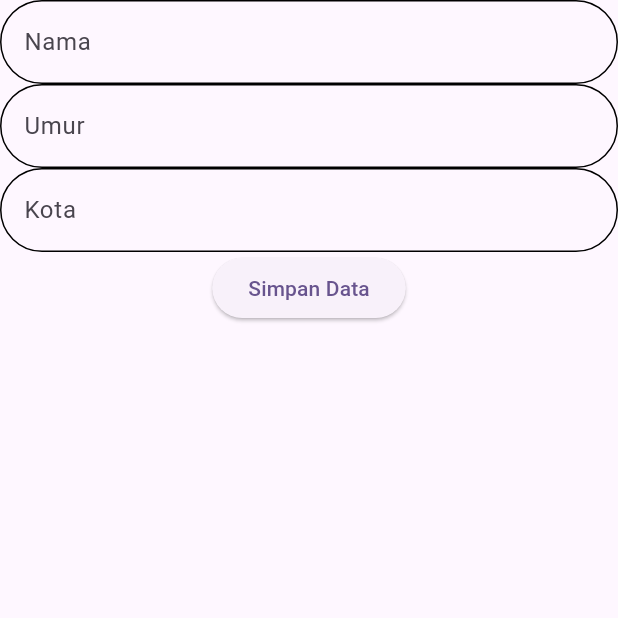
After one commit to mutiaraara7926/tugas_flutter, a Flutter app: the DataKomunitas screen opened directly, on a phone screen of 412 x 824 dp, the top half of it. The commit adds this screen. Run offline on Flutter 3.47's test engine with Material 3 defaults, Android fonts, the phone set to English and light mode, and no system bars; our stand-ins replace lottie, sqflite; accounts and stored records are empty.

Commit message:
tugas11_LocalStorage

```diff
--- /dev/null
+++ b/lib/Tugas11_flutter/dbHelperl.dart
@@ -0,0 +1,48 @@
+// import 'package:path_provider/path_provider.dart';
+import 'package:path/path.dart';
+import 'package:ppkd_b_3/Tugas11_flutter/model/model.dart';
+import 'package:sqflite/sqflite.dart';
+
+class DbHelper {
+  static Future<Database> databaseHelper() async {
+    final dbPath = await getDatabasesPath();
+    return openDatabase(
+      join(dbPath, 'anggota.db'),
+      onCreate: (db, version) {
+        return db.execute(
+          'CREATE TABLE anggota(id INTEGER PRIMARY KEY, name TEXT, umur TEXT, kota TEXT)',
+        );
+      },
+      version: 1,
+    );
+  }
+
+  static Future<void> registerAnggota(Anggota anggota) async {
+    final db = await databaseHelper();
+    await db.insert(
+      'anggota',
+      anggota.toMap(),
+      conflictAlgorithm: ConflictAlgorithm.replace,
+    );
+  }
+
+  // static Future<User?> loginUser(String email, String password) async {
+  //   final db = await databaseHelper();
+  //   final List<Map<String, dynamic>> results = await db.query(
+  //     'users',
+  //     where: 'email = ? AND password = ?',
+  //     whereArgs: [email, password],
+  //   );
+
+  //   if (results.isNotEmpty) {
+  //     return User.fromMap(results.first);
+  //   }
+  //   return null;
+  // }
+
+  static Future<List<Anggota>> getAllAnggota() async {
+    final db = await databaseHelper();
+    final List<Map<String, dynamic>> results = await db.query('anggota');
+    return results.map((e) => Anggota.fromMap(e)).toList();
+  }
+}
--- /dev/null
+++ b/lib/Tugas11_flutter/model/model.dart
@@ -0,0 +1,38 @@
+import 'dart:convert';
+
+// ignore_for_file: public_member_api_docs, sort_constructors_first
+class Anggota {
+  final String nama;
+  final String umur;
+  final String kota;
+  Anggota({required this.nama, required this.umur, required this.kota});
+
+  // DataKomunitas({ required this.nama, required this.umur});
+
+  // DataKomunitas({this.id, required this.nama, required this.umur});
+
+  // Map<String, dynamic> toMap() {
+  //   return {'id': id, 'nama': nama, 'umur': umur};
+  // }
+
+  // factory DataKomunitas.fromMap(Map<String, dynamic> map) {
+  //   return DataKomunitas(id: map['id'], nama: map['nama'], umur: map['umur']);
+  // }
+
+  Map<String, dynamic> toMap() {
+    return <String, dynamic>{'name': nama, 'umur': umur, 'kota': kota};
+  }
+
+  factory Anggota.fromMap(Map<String, dynamic> map) {
+    return Anggota(
+      nama: map['name'] as String,
+      umur: map['umur'] as String,
+      kota: map['kota'] as String,
+    );
+  }
+
+  String toJson() => json.encode(toMap());
+
+  factory Anggota.fromJson(String source) =>
+      Anggota.fromMap(json.decode(source) as Map<String, dynamic>);
+}
--- /dev/null
+++ b/lib/Tugas11_flutter/user_screen.dart
@@ -0,0 +1,145 @@
+import 'package:flutter/material.dart';
+import 'package:ppkd_b_3/Tugas10_ParsingData/TextForm.dart';
+import 'package:ppkd_b_3/Tugas11_flutter/dbHelperl.dart';
+import 'package:ppkd_b_3/Tugas11_flutter/model/model.dart';
+
+class DataKomunitas extends StatefulWidget {
+  const DataKomunitas({super.key});
+
+  @override
+  _DataKomunitasState createState() => _DataKomunitasState();
+}
+
+class _DataKomunitasState extends State<DataKomunitas> {
+  final TextEditingController namaController = TextEditingController();
+  final TextEditingController umurController = TextEditingController();
+  final TextEditingController kotaController = TextEditingController();
+
+  List<Anggota> anggota = [];
+
+  @override
+  void initState() {
+    super.initState();
+    getAnggota();
+  }
+
+  Future<void> getAnggota() async {
+    final dataAnggota = await DbHelper.getAllAnggota();
+    setState(() {
+      anggota = dataAnggota;
+    });
+  }
+
+  // Future<void> simpanData() async {
+  //   final nama = namaController.text;
+  //   final umur = int.tryParse(umurController.text) ?? 0;
+
+  //   if (nama.isNotEmpty && umur > 0) {
+  //     await insertUser(DataKomunitas(nama: nama, umur: umur));
+  //     namaController.clear();
+  //     umurController.clear();
+  //     muatData();
+  //   }
+  // }
+
+  @override
+  Widget build(BuildContext context) {
+    return Scaffold(
+      body: SingleChildScrollView(
+        child: Column(
+          children: [
+            TextFormConst(hintText: "Nama", controller: namaController),
+            TextFormConst(hintText: "Umur", controller: umurController),
+            TextFormConst(hintText: "Kota", controller: kotaController),
+            ElevatedButton(
+              onPressed: () async {
+                final nama = namaController.text.trim();
+                final umur = umurController.text.trim();
+                final kota = kotaController.text.trim();
+                if (nama.isEmpty || umur.isEmpty || kota.isEmpty) {
+                  ScaffoldMessenger.of(context).showSnackBar(
+                    const SnackBar(
+                      content: Text(
+                        "Email, Password, dan Nama tidak boleh kosong",
+                      ),
+                    ),
+                  );
+
+                  return;
+                }
+                final anggota = Anggota(nama: nama, umur: umur, kota: kota);
+                await DbHelper.registerAnggota(anggota);
+                Future.delayed(const Duration(seconds: 1)).then((value) {
+                  ScaffoldMessenger.of(context).showSnackBar(
+                    const SnackBar(content: Text("Pendaftaran berhasil")),
+                  );
+                });
+                getAnggota();
+                setState(() {});
+              },
+              child: Text("Simpan Data"),
+            ),
+            ListView.builder(
+              physics: NeverScrollableScrollPhysics(),
+              shrinkWrap: true,
+
+              itemCount: anggota.length,
+              itemBuilder: (BuildContext context, int index) {
+                final dataUserLogin = anggota[index];
+                // return ListTile(
+                //   title: Text(dataUserLogin.name),
+                //   subtitle: Text(dataUserLogin.phone,),
+
+                // );
+                return Container(
+                  margin: EdgeInsets.symmetric(vertical: 6),
+                  padding: EdgeInsets.all(12),
+                  decoration: BoxDecoration(
+                    color: Colors.white,
+                    borderRadius: BorderRadius.circular(12),
+                    boxShadow: [
+                      BoxShadow(
+                        color: Colors.grey.withValues(alpha: 0.2),
+                        blurRadius: 6,
+                        offset: Offset(0, 3),
+                      ),
+                    ],
+                  ),
+                  child: Row(
+                    crossAxisAlignment: CrossAxisAlignment.center,
+                    children: [
+                      CircleAvatar(
+                        radius: 16,
+                        backgroundColor: Color(0xff21BDCA),
+                        child: Text(
+                          '${index + 1}',
+                          style: TextStyle(
+                            color: Colors.white,
+                            fontWeight: FontWeight.bold,
+                          ),
+                        ),
+                      ),
+                      SizedBox(width: 15),
+                      Expanded(
+                        child: Column(
+                          // spacing: 12,
+                          crossAxisAlignment: CrossAxisAlignment.start,
+                          children: [
+                            Text("Nama : ${dataUserLogin.nama}"),
+                            Text("Umur : ${dataUserLogin.umur}"),
+
+                            Text("Asal Kota : ${dataUserLogin.kota}"),
+                          ],
+                        ),
+                      ),
+                    ],
+                  ),
+                );
+              },
+            ),
+          ],
+        ),
+      ),
+    );
+  }
+}
--- a/lib/tugas7flutter/tugas7_flutter.dart
+++ b/lib/tugas7flutter/tugas7_flutter.dart
@@ -1,5 +1,6 @@
 import 'package:flutter/material.dart';
 import 'package:ppkd_b_3/Tugas10_ParsingData/TugasSepuluh1.dart';
+import 'package:ppkd_b_3/Tugas11_flutter/user_screen.dart';
 // import 'package:ppkd_b_3/Tugas4_Flutter/tugas4_flutter.dart';
 import 'package:ppkd_b_3/extension/navigation.dart';
 import 'package:ppkd_b_3/tugas7flutter/DatePicker.dart';
@@ -8,6 +9,7 @@ import 'package:ppkd_b_3/tugas7flutter/TimePicker.dart';
 import 'package:ppkd_b_3/tugas7flutter/checkbox.dart';
 import 'package:ppkd_b_3/tugas7flutter/switch.dart';
 import 'package:ppkd_b_3/tugas9_flutter/TugasSembilan.dart';
+// import 'package:ppkd_b_3/Tugas11_flutter/dbHelper.dart';
 
 // import 'package:ppkd_b_3/tugas7flutter/DropDown.dart';
 
@@ -28,6 +30,7 @@ class _tugasTujuhState extends State<tugasTujuh> {
     "Atur Pengingat",
     "List ",
     "Form Daftar",
+    'Data Komunitas',
   ];
   static const List<Widget> _widgetOptions = <Widget>[
     CheckboxTugas(),
@@ -37,6 +40,7 @@ class _tugasTujuhState extends State<tugasTujuh> {
     TimepickerTugas(),
     ListTugas(),
     ParsingData1(),
+    DataKomunitas(),
   ];
 
   void onItemTap(int index) {
@@ -72,6 +76,7 @@ class _tugasTujuhState extends State<tugasTujuh> {
             ListTile(title: Text("Timepicker"), onTap: () => onItemTap(4)),
             ListTile(title: Text("List"), onTap: () => onItemTap(5)),
             ListTile(title: Text("Form"), onTap: () => onItemTap(6)),
+            ListTile(title: Text("Data Komunitas"), onTap: () => onItemTap(7)),
           ],
         ),
       ),
--- a/pubspec.yaml
+++ b/pubspec.yaml
@@ -48,6 +48,8 @@ dev_dependencies:
   # rules and activating additional ones.
   flutter_lints: ^5.0.0
   intl: ^0.20.2
+  shared_preferences: ^2.5.3
+  sqflite: ^2.4.2
 
 # For information on the generic Dart part of this file, see the
 # following page: https://dart.dev/tools/pub/pubspec
```
Also changed, not shown: pubspec.lock, 1 other file.
